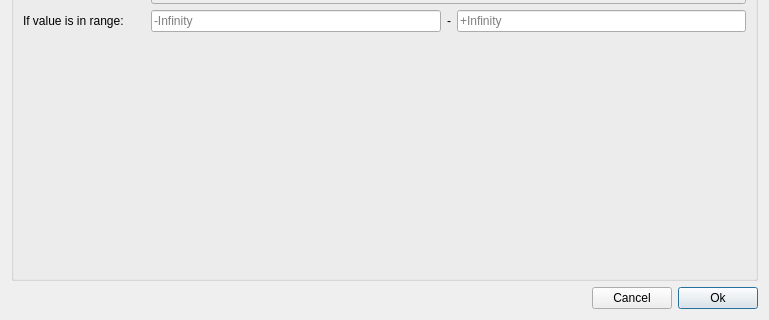
Cubitect/cubiomes-viewer, file src/conditiondialog.ui: the form before one commit; both pictures show x 0 to 769 and y 428 to 748 of the 769 by 748 pixel window.
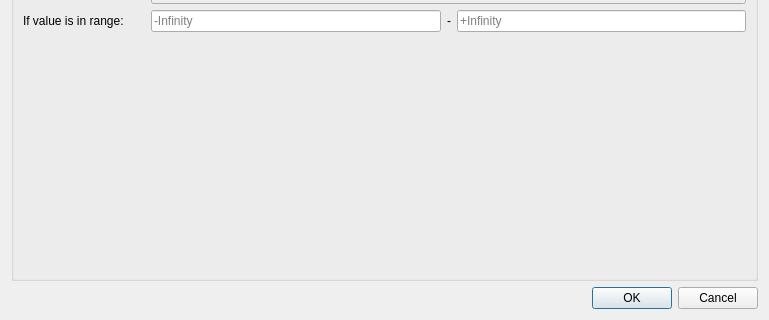
The form after the commit. Icons and pictures are not drawn. Custom widgets are drawn as their Qt base class.

Commit message: Prefer standard buttons instead of custom buttons + translation update

Patch:
```diff
--- a/src/conditiondialog.ui
+++ b/src/conditiondialog.ui
@@ -1635,40 +1635,9 @@
    <item row="2" column="0">
     <layout class="QHBoxLayout" name="horizontalLayout_2">
      <item>
-      <spacer name="horizontalSpacer_2">
-       <property name="orientation">
-        <enum>Qt::Horizontal</enum>
-       </property>
-       <property name="sizeHint" stdset="0">
-        <size>
-         <width>40</width>
-         <height>20</height>
-        </size>
-       </property>
-      </spacer>
-     </item>
-     <item>
-      <widget class="QPushButton" name="buttonCancel">
-       <property name="text">
-        <string>Cancel</string>
-       </property>
-       <property name="icon">
-        <iconset theme="dialog-cancel">
-         <normaloff>.</normaloff>.</iconset>
-       </property>
-      </widget>
-     </item>
-     <item>
-      <widget class="QPushButton" name="buttonOk">
-       <property name="text">
-        <string>Ok</string>
-       </property>
-       <property name="icon">
-        <iconset theme="dialog-ok">
-         <normaloff>.</normaloff>.</iconset>
-       </property>
-       <property name="default">
-        <bool>true</bool>
+      <widget class="QDialogButtonBox" name="buttonBox">
+       <property name="standardButtons">
+        <set>QDialogButtonBox::Cancel|QDialogButtonBox::Ok</set>
        </property>
       </widget>
      </item>
```
Left out of the diff: 2 changed lines with no effect on the pictures. The commit also changes 8 other files.
